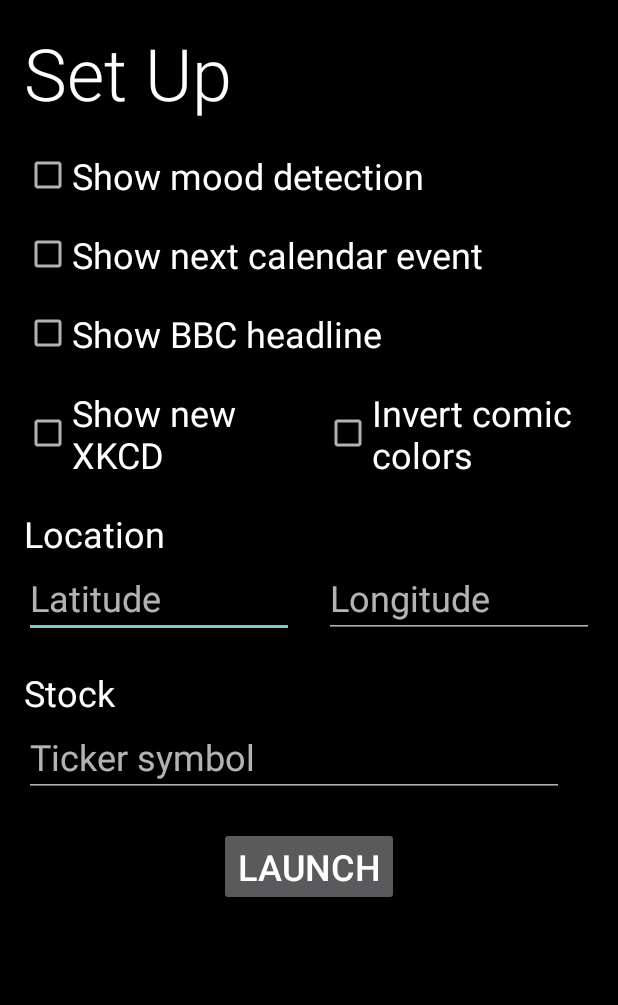
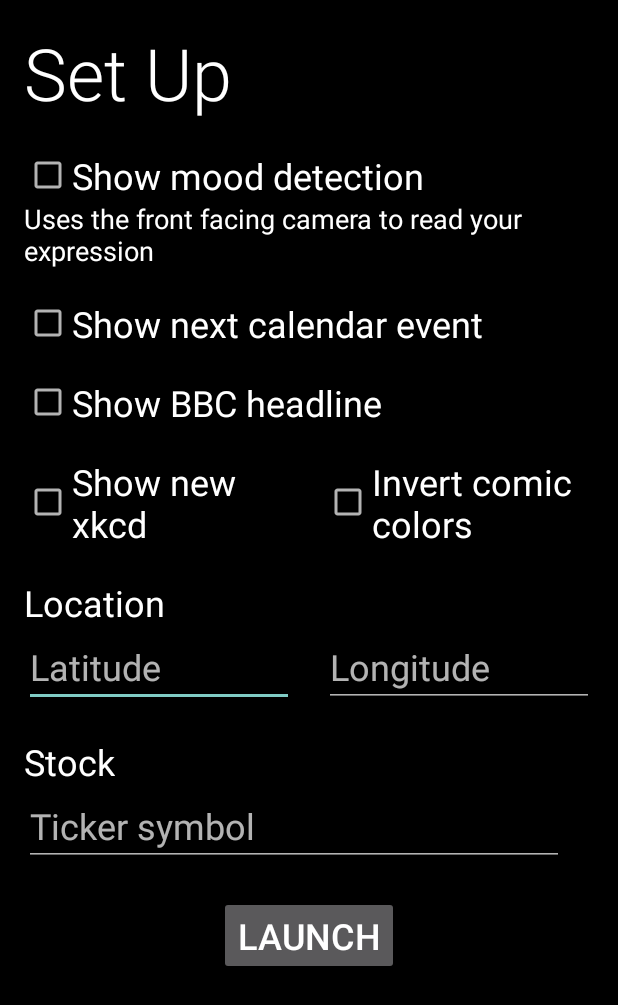
Before and after one commit to HannahMitt/HomeMirror, an Android app: the screen it shows after launch (SetUpActivity), on a phone screen of 412 x 824 dp. Shown: the top 1005 px of the screen. Run offline under Robolectric (Android 15) with nearby library versions, the phone set to English and light mode, and no system bars.

Commit message:
More explain

```diff
--- a/app/src/main/res/layout/activity_configuration.xml
+++ b/app/src/main/res/layout/activity_configuration.xml
@@ -19,6 +19,12 @@
         android:layout_height="wrap_content"
         android:gravity="center_vertical"
         android:text="@string/mood_detection_option" />
+
+    <TextView
+        style="@style/ConfigurationDescriptionText"
+        android:layout_width="match_parent"
+        android:layout_height="wrap_content"
+        android:text="@string/mood_explanation" />
 
     <CheckBox
         android:id="@+id/calendar_checkbox"
--- a/app/src/main/res/values/dimens.xml
+++ b/app/src/main/res/values/dimens.xml
@@ -4,4 +4,5 @@
     <dimen name="activity_vertical_margin">16dp</dimen>
     <dimen name="item_margin">20dp</dimen>
     <dimen name="configuration_text_size">24sp</dimen>
+    <dimen name="configuration_description_size">18sp</dimen>
 </resources>
--- a/app/src/main/res/values/strings.xml
+++ b/app/src/main/res/values/strings.xml
@@ -25,22 +25,25 @@
     <string name="grocery_list">Make Grocery List</string>
 
     <!-- Mood module -->
-    <string name="it_gets_better">It gets better!</string>
-    <string name="looking_good">Looking good, keep at it!</string>
-    <string name="something_special">You\'re something special</string>
+    <string name="it_gets_better">Cheer up, bud</string>
+    <string name="looking_good">Looking flyyy</string>
+    <string name="something_special">Yay! Hi sunshine.</string>
+
+    <!-- Set up -->
     <string name="location">Location</string>
     <string name="set_up">Set Up</string>
     <string name="latitude">Latitude</string>
     <string name="longitude">Longitude</string>
     <string name="launch">Launch</string>
     <string name="mood_detection_option">Show mood detection</string>
-    <string name="show_xkcd">Show new XKCD</string>
+    <string name="show_xkcd">Show new xkcd</string>
     <string name="invert_colors">Invert comic colors</string>
     <string name="show_calendar_event">Show next calendar event</string>
     <string name="stock">Stock</string>
     <string name="ticker_symbol">Ticker symbol</string>
     <string name="show_headline">Show BBC headline</string>
     <string name="found_location">Found location</string>
+    <string name="mood_explanation">Uses the front facing camera to read your expression</string>
 
 
 </resources>
--- a/app/src/main/res/values/styles.xml
+++ b/app/src/main/res/values/styles.xml
@@ -26,6 +26,11 @@
         <item name="android:layout_marginTop">@dimen/item_margin</item>
     </style>
 
+    <style name="ConfigurationDescriptionText">
+        <item name="android:fontFamily" tools:targetApi="jelly_bean">sans-serif</item>
+        <item name="android:textSize">@dimen/configuration_description_size</item>
+    </style>
+
     <style name="ConfigurationEditText" parent="Base.Widget.AppCompat.EditText">
         <item name="android:textSize">@dimen/configuration_text_size</item>
     </style>
```
